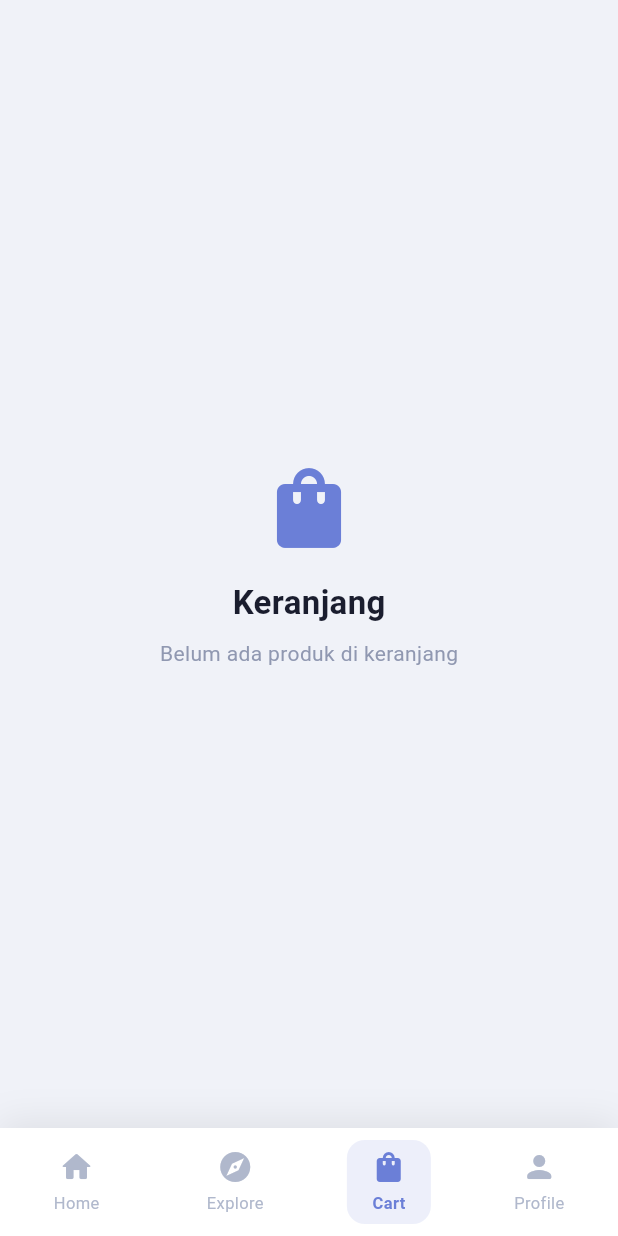
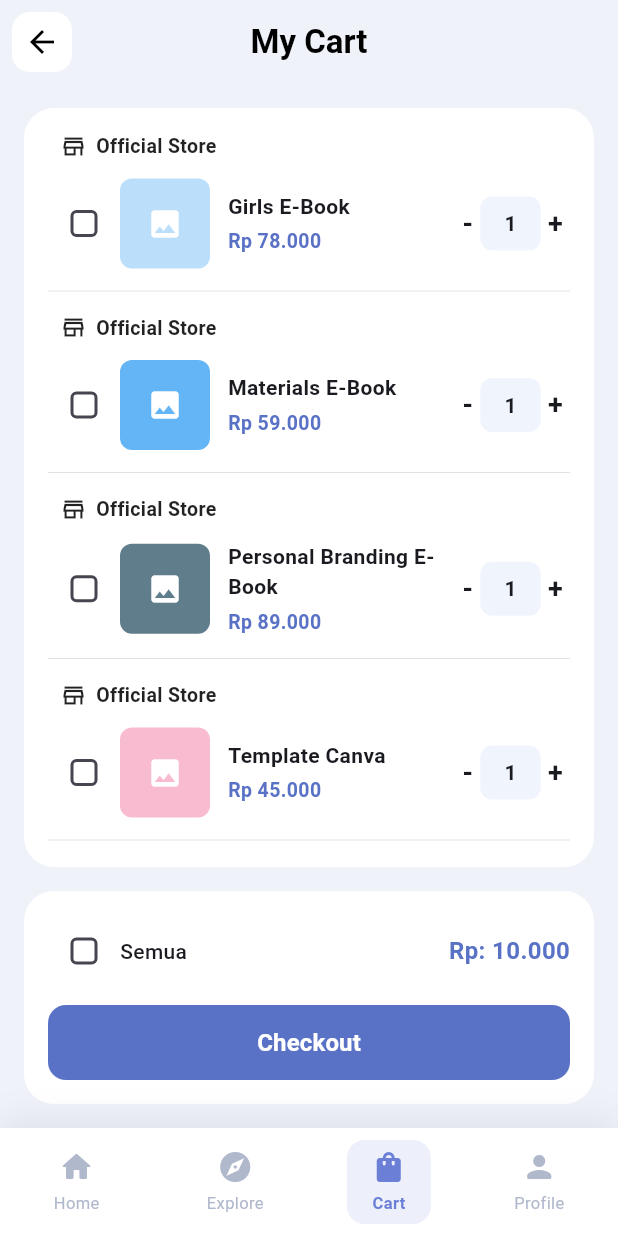
Before and after one commit to chiquixs/byteme_digital_marketplace, a Flutter app: the screen it shows after launch, item 3 of the bottom bar chosen, on a phone screen of 412 x 824 dp. Run offline on Flutter 3.47's test engine with Material 3 defaults, Android fonts, the phone set to English and light mode, and no system bars.

```diff
--- a/lib/views/home/home_page.dart
+++ b/lib/views/home/home_page.dart
@@ -961,79 +961,3 @@
     );
   }
 }
-
-
-// ============================================================
-// CART PAGE - Halaman Keranjang (placeholder)
-// Pindahkan ke: lib/views/ (buat halaman cart sendiri)
-// ============================================================
-class CartPage extends StatelessWidget {
-  const CartPage({super.key});
-
-  @override
-  Widget build(BuildContext context) {
-    return const Scaffold(
-      backgroundColor: Color(0xFFF0F2F8),
-      body: Center(
-        child: Column(
-          mainAxisAlignment: MainAxisAlignment.center,
-          children: [
-            Icon(Icons.shopping_bag_rounded,
-                size: 64, color: Color(0xFF6B7FD7)),
-            SizedBox(height: 16),
-            Text(
-              'Keranjang',
-              style: TextStyle(
-                fontSize: 22,
-                fontWeight: FontWeight.w700,
-                color: Color(0xFF1A1D2E),
-              ),
-            ),
-            SizedBox(height: 8),
-            Text(
-              'Belum ada produk di keranjang',
-              style: TextStyle(color: Color(0xFF9098B1)),
-            ),
-          ],
-        ),
-      ),
-    );
-  }
-}
-
-// ============================================================
-// PROFILE PAGE - Halaman Profil (placeholder)
-// Pindahkan ke: lib/views/profile/profile_page.dart
-// ============================================================
-class ProfilePage extends StatelessWidget {
-  const ProfilePage({super.key});
-
-  @override
-  Widget build(BuildContext context) {
-    return const Scaffold(
-      backgroundColor: Color(0xFFF0F2F8),
-      body: Center(
-        child: Column(
-          mainAxisAlignment: MainAxisAlignment.center,
-          children: [
-            Icon(Icons.person_rounded, size: 64, color: Color(0xFF6B7FD7)),
-            SizedBox(height: 16),
-            Text(
-              'Profil',
-              style: TextStyle(
-                fontSize: 22,
-                fontWeight: FontWeight.w700,
-                color: Color(0xFF1A1D2E),
-              ),
-            ),
-            SizedBox(height: 8),
-            Text(
-              'Kelola akun dan pengaturanmu',
-              style: TextStyle(color: Color(0xFF9098B1)),
-            ),
-          ],
-        ),
-      ),
-    );
-  }
-}
```
